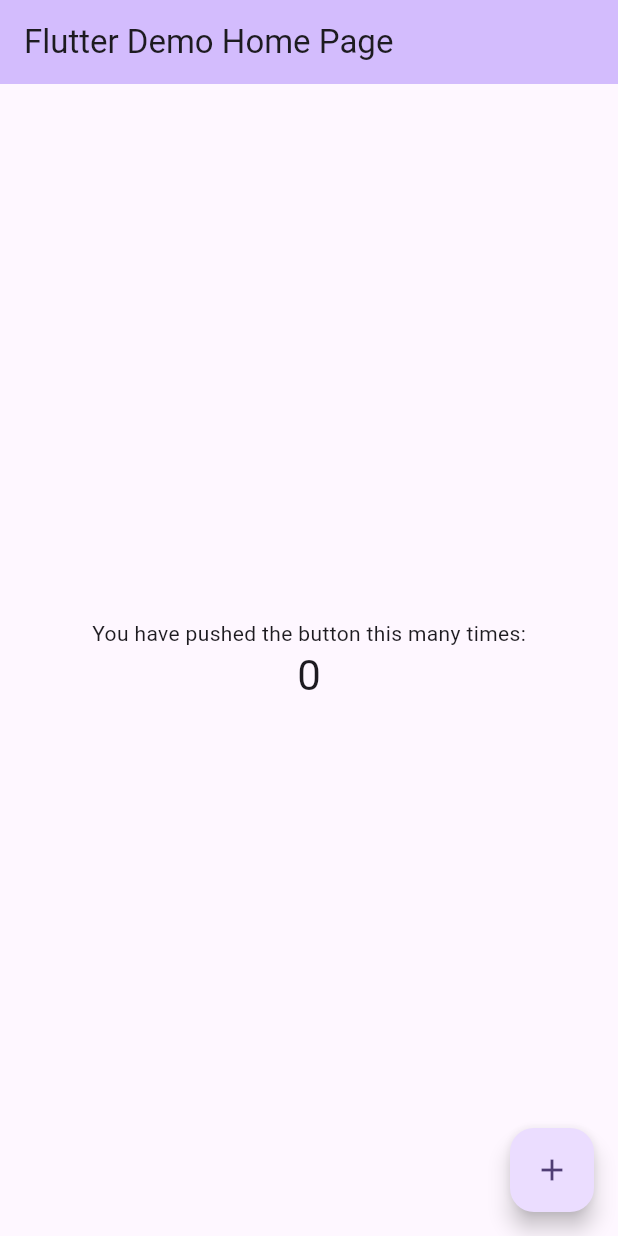
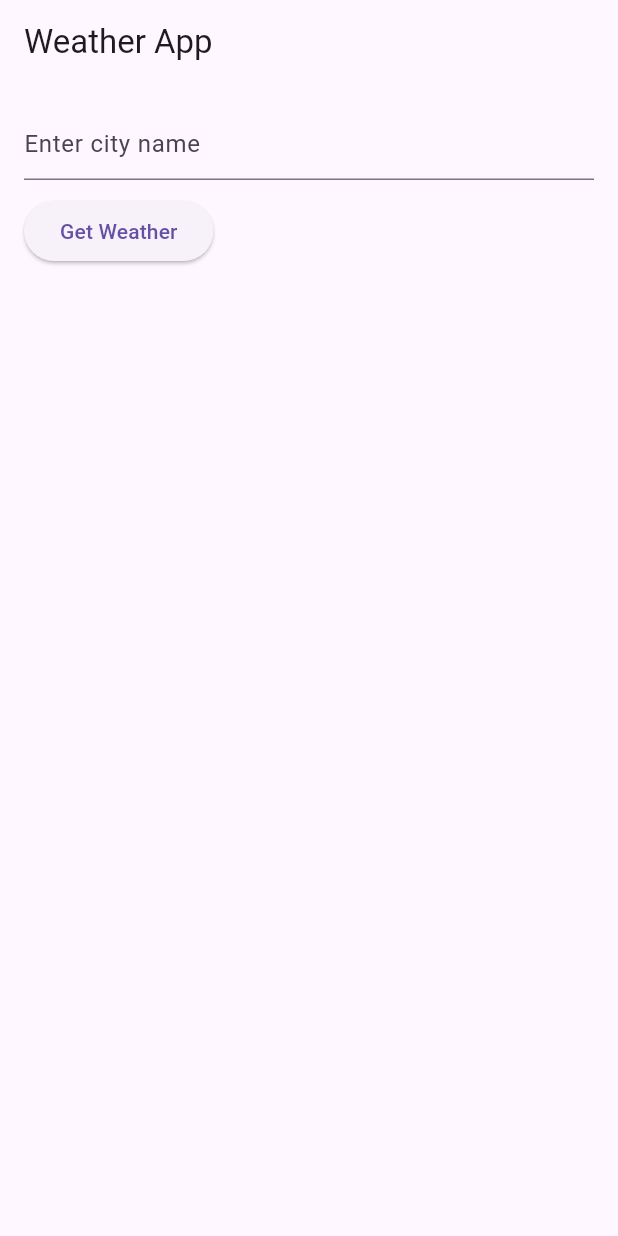
Before and after one commit to ajayvelhal/weather_app, a Flutter app: the screen it shows after launch, on a phone screen of 412 x 824 dp. Run offline on Flutter 3.47's test engine with Material 3 defaults, Android fonts, the phone set to English and light mode, and no system bars; our stand-ins replace dartz, dio, equatable, flutter_bloc.

Commit message:
implemented weather

```diff
--- a/lib/core/usecases/usecase.dart
+++ b/lib/core/usecases/usecase.dart
@@ -1,3 +1,3 @@
 abstract class Usecase<Type, Params> {
-  Future<Type> call(Params params);
+  Future<dynamic> call(Params params);
 }
--- a/lib/features/weather/data/datasources/weather_remote_data.dart
+++ b/lib/features/weather/data/datasources/weather_remote_data.dart
@@ -10,7 +10,9 @@ abstract class WeatherRemoteData {
 }
 
 class WeatherRemoteDataImpl extends WeatherRemoteData {
-  final Dio dio = Dio();
+  final Dio dio;
+
+  WeatherRemoteDataImpl(this.dio);
 
   @override
   Future<Map<String, dynamic>> getCityWeather(String cityName) async {
--- /dev/null
+++ b/lib/features/weather/domain/usecases/get_city_weather.dart
@@ -0,0 +1,25 @@
+import 'package:dartz/dartz.dart';
+import 'package:weather_app/core/usecases/usecase.dart';
+import 'package:weather_app/features/weather/data/repositories/weather_repository.dart';
+
+import '../../../../core/error/failure.dart';
+import '../entities/weather.dart';
+class CityParams {
+  final String city;
+
+  CityParams(this.city);
+}
+class GetCityWeather extends Usecase<Weather,CityParams>{
+
+  final WeatherRepository weatherRepository;
+
+  GetCityWeather(this.weatherRepository);
+
+
+  @override
+  Future<Either<Failure, Weather>> call(params) async {
+    return await weatherRepository.getCityWeather(params.city);
+  }
+
+
+}
--- /dev/null
+++ b/lib/features/weather/presentation/blocs/weather_bloc.dart
@@ -0,0 +1,44 @@
+import 'package:weather_app/features/weather/presentation/blocs/weather_event.dart';
+import 'package:weather_app/features/weather/presentation/blocs/weather_state.dart';
+import 'package:flutter_bloc/flutter_bloc.dart';
+
+import '../../domain/usecases/current_location_weather.dart';
+import '../../domain/usecases/get_city_weather.dart';
+
+class WeatherBloc extends Bloc<WeatherEvent, WeatherState> {
+  final CurrentLocationWeather currentLocationWeather;
+  final GetCityWeather getCityWeather;
+
+  WeatherBloc(this.currentLocationWeather, this.getCityWeather)
+      : super(WeatherInitial());
+
+  @override
+  Stream<WeatherState> mapEventToState(WeatherEvent event) async* {
+    if (event is FetchCurrentLocationWeather) {
+      yield WeatherLoading();
+      final result = await currentLocationWeather(
+          CoordinatesParams(event.lat, event.long));
+      yield* result.fold(
+        (failure) async* {
+          yield WeatherError(failure.message);
+        },
+        (weather) async* {
+          yield WeatherFetched(weather);
+        },
+      );
+    }
+
+    if (event is FetchWeatherByCity) {
+      yield WeatherLoading();
+      final result = await getCityWeather(CityParams(event.city));
+      yield* result.fold(
+        (failure) async* {
+          yield WeatherError(failure.message);
+        },
+        (weather) async* {
+          yield WeatherFetched(weather);
+        },
+      );
+    }
+  }
+}
--- /dev/null
+++ b/lib/features/weather/presentation/blocs/weather_event.dart
@@ -0,0 +1,25 @@
+import 'package:equatable/equatable.dart';
+
+abstract class WeatherEvent extends Equatable {
+  @override
+  List<Object?> get props => [];
+}
+
+class FetchCurrentLocationWeather extends WeatherEvent {
+  final double lat;
+  final double long;
+
+  FetchCurrentLocationWeather(this.lat, this.long);
+
+  @override
+  List<Object?> get props => [lat, long];
+}
+
+class FetchWeatherByCity extends WeatherEvent {
+  final String city;
+
+  FetchWeatherByCity(this.city);
+
+  @override
+  List<Object?> get props => [city];
+}
--- /dev/null
+++ b/lib/features/weather/presentation/blocs/weather_state.dart
@@ -0,0 +1,29 @@
+import 'package:equatable/equatable.dart';
+import 'package:weather_app/features/weather/domain/entities/weather.dart';
+
+abstract class WeatherState extends Equatable {
+  @override
+  List<Object?> get props => [];
+}
+
+class WeatherInitial extends WeatherState {}
+
+class WeatherLoading extends WeatherState {}
+
+class WeatherFetched extends WeatherState {
+  final Weather weather;
+
+  WeatherFetched(this.weather);
+
+  @override
+  List<Object?> get props => [weather];
+}
+
+class WeatherError extends WeatherState {
+  final String message;
+
+  WeatherError(this.message);
+
+  @override
+  List<Object?> get props => [message];
+}
--- /dev/null
+++ b/lib/features/weather/presentation/weather_page.dart
@@ -0,0 +1,59 @@
+import 'package:flutter/material.dart';
+import 'package:flutter_bloc/flutter_bloc.dart';
+
+import 'blocs/weather_bloc.dart';
+import 'blocs/weather_event.dart';
+import 'blocs/weather_state.dart';
+
+class WeatherPage extends StatelessWidget {
+  final TextEditingController _controller = TextEditingController();
+
+  @override
+  Widget build(BuildContext context) {
+    return Scaffold(
+      appBar: AppBar(title: const Text('Weather App')),
+      body: Padding(
+        padding: const EdgeInsets.all(16.0),
+        child: Column(
+          crossAxisAlignment: CrossAxisAlignment.start,
+          children: [
+            TextField(
+              controller: _controller,
+              decoration: const InputDecoration(hintText: 'Enter city name'),
+            ),
+            const SizedBox(height: 10),
+            ElevatedButton(
+              onPressed: () {
+                final city = _controller.text;
+                BlocProvider.of<WeatherBloc>(context).add(FetchWeatherByCity(city));
+              },
+              child: const Text('Get Weather'),
+            ),
+            const SizedBox(height: 20),
+            BlocBuilder<WeatherBloc, WeatherState>(
+              builder: (context, state) {
+                if (state is WeatherLoading) {
+                  return const Center(child: CircularProgressIndicator());
+                } else if (state is WeatherError) {
+                  return Center(child: Text(state.message, style: const TextStyle(color: Colors.red)));
+                } else if (state is WeatherFetched) {
+                  final weather = state.weather;
+                  return Column(
+                    crossAxisAlignment: CrossAxisAlignment.start,
+                    children: [
+                      Text('${weather.cityName}', style: const TextStyle(fontSize: 24, fontWeight: FontWeight.bold)),
+                      Text('Temperature: ${weather.temperature}°C'),
+                      Text('Condition: ${weather.description}'),
+                      Image.network('https://openweathermap.org/img/wn/${weather.icon}@2x.png'),
+                    ],
+                  );
+                }
+                return Container();
+              },
+            ),
+          ],
+        ),
+      ),
+    );
+  }
+}
--- a/lib/main.dart
+++ b/lib/main.dart
@@ -1,125 +1,46 @@
+import 'package:dio/dio.dart';
 import 'package:flutter/material.dart';
+import 'package:flutter_bloc/flutter_bloc.dart';
+import 'package:weather_app/features/weather/data/datasources/weather_remote_data.dart';
+import 'package:weather_app/features/weather/data/repositories/weather_repository.dart';
+import 'package:weather_app/features/weather/domain/usecases/current_location_weather.dart';
+import 'package:weather_app/features/weather/domain/usecases/get_city_weather.dart';
+import 'package:weather_app/features/weather/presentation/blocs/weather_event.dart';
+
+import 'features/weather/presentation/blocs/weather_bloc.dart';
+import 'features/weather/presentation/weather_page.dart';
 
 void main() {
-  runApp(const MyApp());
+  final Dio dio = Dio();
+  final weatherRemoteData = WeatherRemoteDataImpl(dio);
+  final weatherRepository = WeatherRepositoryImpl(weatherRemoteData);
+  final getWeatherByLocation = CurrentLocationWeather(weatherRepository);
+  final getWeatherByCity = GetCityWeather(weatherRepository);
+
+  runApp(MyApp(
+    getWeatherByCoordinates: getWeatherByLocation,
+    getWeatherByCity: getWeatherByCity,
+  ));
 }
 
 class MyApp extends StatelessWidget {
-  const MyApp({super.key});
+  final CurrentLocationWeather getWeatherByCoordinates;
+  final GetCityWeather getWeatherByCity;
 
-  // This widget is the root of your application.
+  const MyApp(
+      {super.key,
+      required this.getWeatherByCoordinates,
+      required this.getWeatherByCity});
+
   @override
   Widget build(BuildContext context) {
-    return MaterialApp(
-      title: 'Flutter Demo',
-      theme: ThemeData(
-        // This is the theme of your application.
-        //
-        // TRY THIS: Try running your application with "flutter run". You'll see
-        // the application has a purple toolbar. Then, without quitting the app,
-        // try changing the seedColor in the colorScheme below to Colors.green
-        // and then invoke "hot reload" (save your changes or press the "hot
-        // reload" button in a Flutter-supported IDE, or press "r" if you used
-        // the command line to start the app).
-        //
-        // Notice that the counter didn't reset back to zero; the application
-        // state is not lost during the reload. To reset the state, use hot
-        // restart instead.
-        //
-        // This works for code too, not just values: Most code changes can be
-        // tested with just a hot reload.
-        colorScheme: ColorScheme.fromSeed(seedColor: Colors.deepPurple),
-        useMaterial3: true,
+    return BlocProvider(
+      create: (_) => WeatherBloc(getWeatherByCoordinates, getWeatherByCity),
+      child: MaterialApp(
+        title: 'Weather App',
+        theme: ThemeData(primarySwatch: Colors.blue),
+        home: WeatherPage(),
       ),
-      home: const MyHomePage(title: 'Flutter Demo Home Page'),
     );
   }
 }
-
-class MyHomePage extends StatefulWidget {
-  const MyHomePage({super.key, required this.title});
-
-  // This widget is the home page of your application. It is stateful, meaning
-  // that it has a State object (defined below) that contains fields that affect
-  // how it looks.
-
-  // This class is the configuration for the state. It holds the values (in this
-  // case the title) provided by the parent (in this case the App widget) and
-  // used by the build method of the State. Fields in a Widget subclass are
-  // always marked "final".
-
-  final String title;
-
-  @override
-  State<MyHomePage> createState() => _MyHomePageState();
-}
-
-class _MyHomePageState extends State<MyHomePage> {
-  int _counter = 0;
-
-  void _incrementCounter() {
-    setState(() {
-      // This call to setState tells the Flutter framework that something has
-      // changed in this State, which causes it to rerun the build method below
-      // so that the display can reflect the updated values. If we changed
-      // _counter without calling setState(), then the build method would not be
-      // called again, and so nothing would appear to happen.
-      _counter++;
-    });
-  }
-
-  @override
-  Widget build(BuildContext context) {
-    // This method is rerun every time setState is called, for instance as done
-    // by the _incrementCounter method above.
-    //
-    // The Flutter framework has been optimized to make rerunning build methods
-    // fast, so that you can just rebuild anything that needs updating rather
-    // than having to individually change instances of widgets.
-    return Scaffold(
-      appBar: AppBar(
-        // TRY THIS: Try changing the color here to a specific color (to
-        // Colors.amber, perhaps?) and trigger a hot reload to see the AppBar
-        // change color while the other colors stay the same.
-        backgroundColor: Theme.of(context).colorScheme.inversePrimary,
-        // Here we take the value from the MyHomePage object that was created by
-        // the App.build method, and use it to set our appbar title.
-        title: Text(widget.title),
-      ),
-      body: Center(
-        // Center is a layout widget. It takes a single child and positions it
-        // in the middle of the parent.
-        child: Column(
-          // Column is also a layout widget. It takes a list of children and
-          // arranges them vertically. By default, it sizes itself to fit its
-          // children horizontally, and tries to be as tall as its parent.
-          //
-          // Column has various properties to control how it sizes itself and
-          // how it positions its children. Here we use mainAxisAlignment to
-          // center the children vertically; the main axis here is the vertical
-          // axis because Columns are vertical (the cross axis would be
-          // horizontal).
-          //
-          // TRY THIS: Invoke "debug painting" (choose the "Toggle Debug Paint"
-          // action in the IDE, or press "p" in the console), to see the
-          // wireframe for each widget.
-          mainAxisAlignment: MainAxisAlignment.center,
-          children: <Widget>[
-            const Text(
-              'You have pushed the button this many times:',
-            ),
-            Text(
-              '$_counter',
-              style: Theme.of(context).textTheme.headlineMedium,
-            ),
-          ],
-        ),
-      ),
-      floatingActionButton: FloatingActionButton(
-        onPressed: _incrementCounter,
-        tooltip: 'Increment',
-        child: const Icon(Icons.add),
-      ), // This trailing comma makes auto-formatting nicer for build methods.
-    );
-  }
-}
--- a/pubspec.yaml
+++ b/pubspec.yaml
@@ -38,6 +38,8 @@ dependencies:
   intl: ^0.17.0
   shared_preferences: ^2.0.8
   dartz: ^0.10.1
+  equatable: ^2.0.7
+  flutter_bloc: ^9.0.0
 
 
   # The following adds the Cupertino Icons font to your application.
```
Also changed, not shown: lib/features/weather/domain/usecases/current_location_weather.dart (+1 -6 lines), pubspec.lock, 2 other files.
